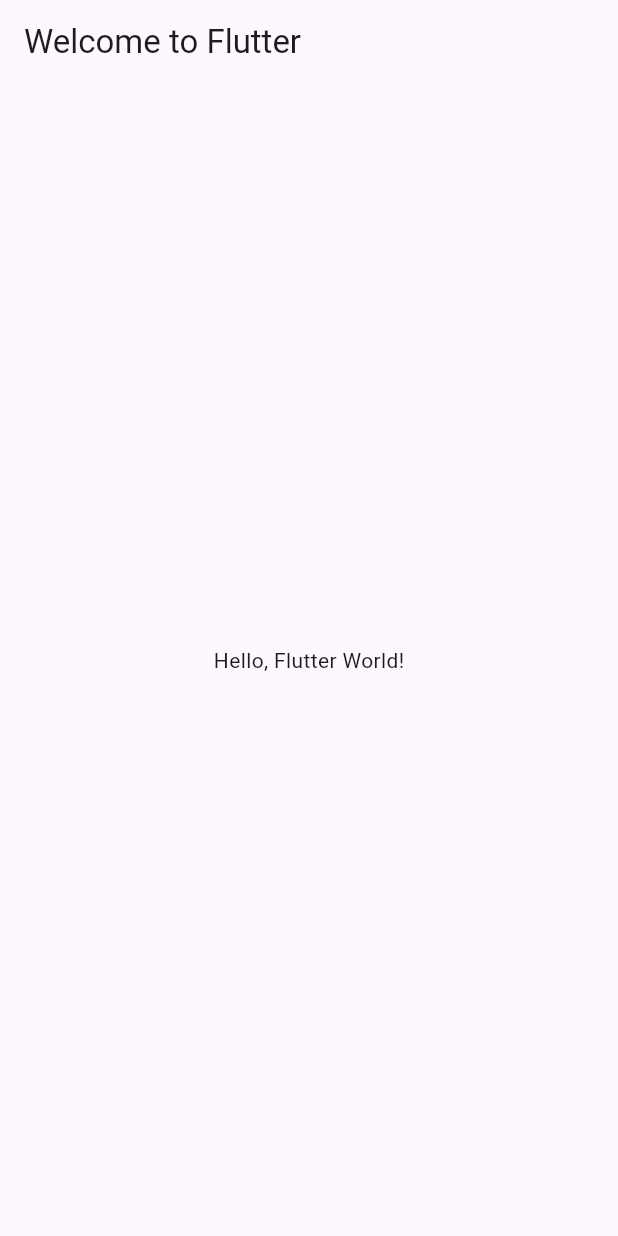
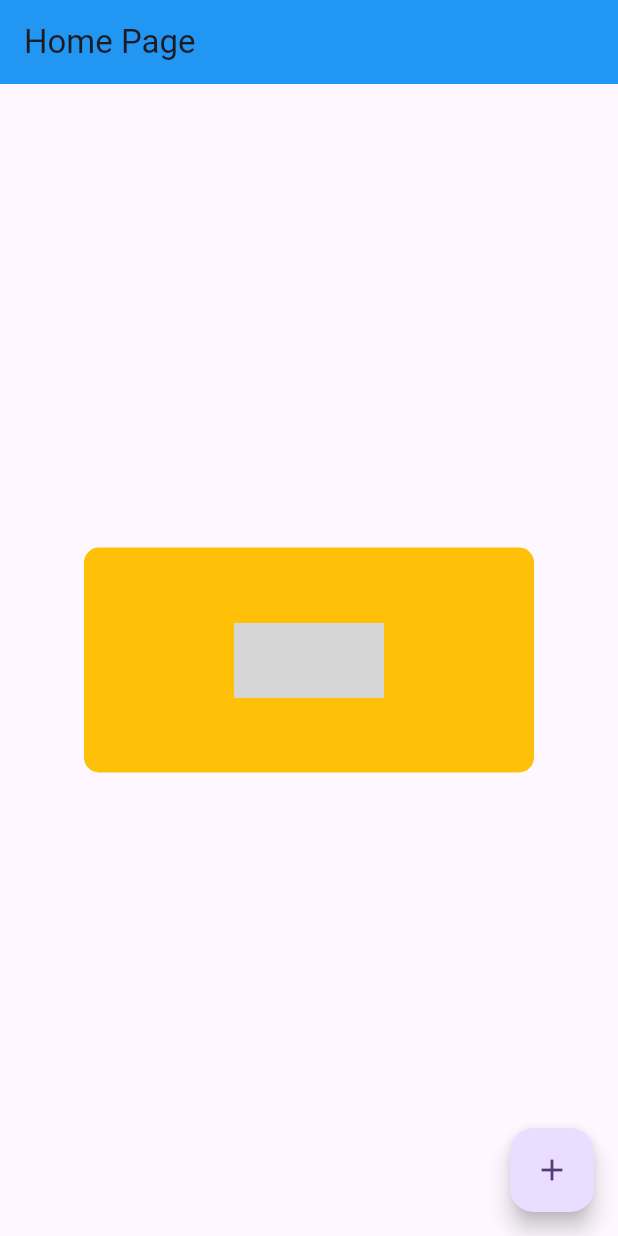
Before and after one commit to Actchanz/my_first_app, a Flutter app: the screen it shows after launch, on a phone screen of 412 x 824 dp. Run offline on Flutter 3.47's test engine with Material 3 defaults, Android fonts, the phone set to English and light mode, and no system bars; grey boxes are pictures that could not be loaded.

Commit message:
add container images

```diff
--- a/lib/main.dart
+++ b/lib/main.dart
@@ -13,14 +13,52 @@ class MyApp extends StatelessWidget {
   Widget build(BuildContext context) {
     // เมธอด build() ส่งคืนโครงสร้างต้นไม้วิดเจ็ตสำหรับวิดเจ็ตนี้
     return MaterialApp(
+      theme: ThemeData(
+        colorScheme: ColorScheme.fromSeed(seedColor: Colors.deepPurple),
+        useMaterial3: true, // ใช้ Material Design เวอร์ชันล่าสุด
+      ),
       title: 'Flutter Demo',
-      home: Scaffold( // โครงสร้างหน้าจอพื้นฐาน
-        appBar: AppBar(
-          title: const Text('Welcome to Flutter'),
+      home: const MyHomePage(),
+    );
+  }
+}
+
+// ตัวอย่างวิดเจ็ตที่ส่งคืนโดย property 'home' ของ MaterialApp
+class MyHomePage extends StatelessWidget {
+  const MyHomePage({super.key});
+
+  @override
+  Widget build(BuildContext context) {
+    return Scaffold(
+      // ให้โครงสร้างแอปพื้นฐาน
+      appBar: AppBar(
+        title: const Text('Home Page'),
+        backgroundColor: Colors.blue, // ปรับแต่งสี AppBar
+      ),
+      body: Center(
+        // พื้นที่เนื้อหาหลัก
+        child: Container(
+          width: 300.0,
+          height: 150.0,
+          decoration: BoxDecoration(
+            color: Colors.amber,
+            borderRadius: BorderRadius.circular(10.0),
+          ),
+          child: Center(
+            child: Image.asset(
+              'assets/images/cat.jpg', // URL รูปภาพตัวอย่าง
+              width: 100,
+              height: 50,
+              fit: BoxFit.cover,
+            ),
+          ),
         ),
-        body: const Center(
-          child: Text('Hello, Flutter World!'),
-        ),
+      ),
+      floatingActionButton: FloatingActionButton(
+        onPressed: () {
+          print('FAB Pressed!');
+        },
+        child: const Icon(Icons.add),
       ),
     );
   }
```
Also changed, not shown: pubspec.yaml (+7 -3 lines), asstes/images/cat.jpg (added).
